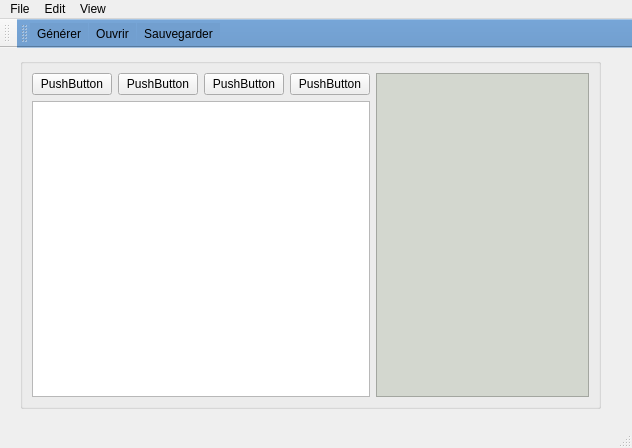
Qt form QT-src/mainwindow.ui (Golgoo/IHM-MoonProject) before a commit.
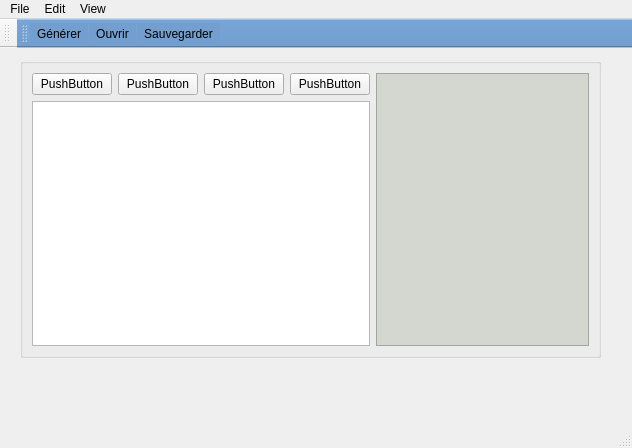
The same form after that commit. Icons and pictures are not drawn. Custom widgets are drawn as their Qt base class.

Patch:
```diff
--- a/QT-src/mainwindow.ui
+++ b/QT-src/mainwindow.ui
@@ -20,7 +20,7 @@
       <x>20</x>
       <y>10</y>
       <width>581</width>
-      <height>351</height>
+      <height>300</height>
      </rect>
     </property>
     <property name="title">
```
